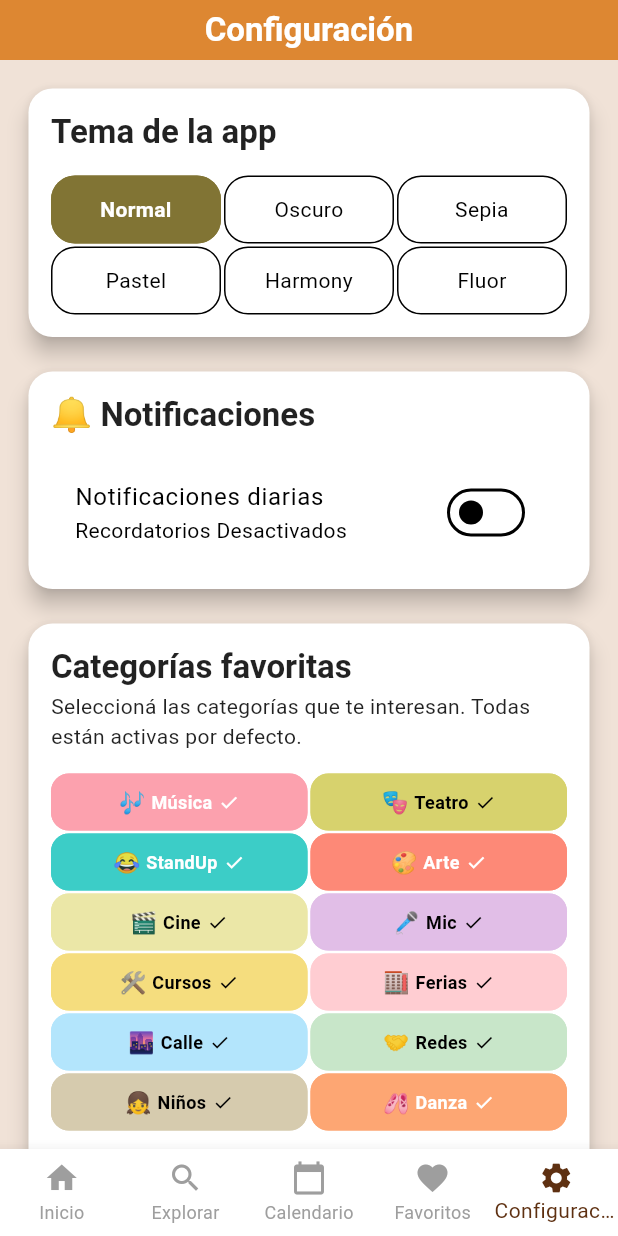
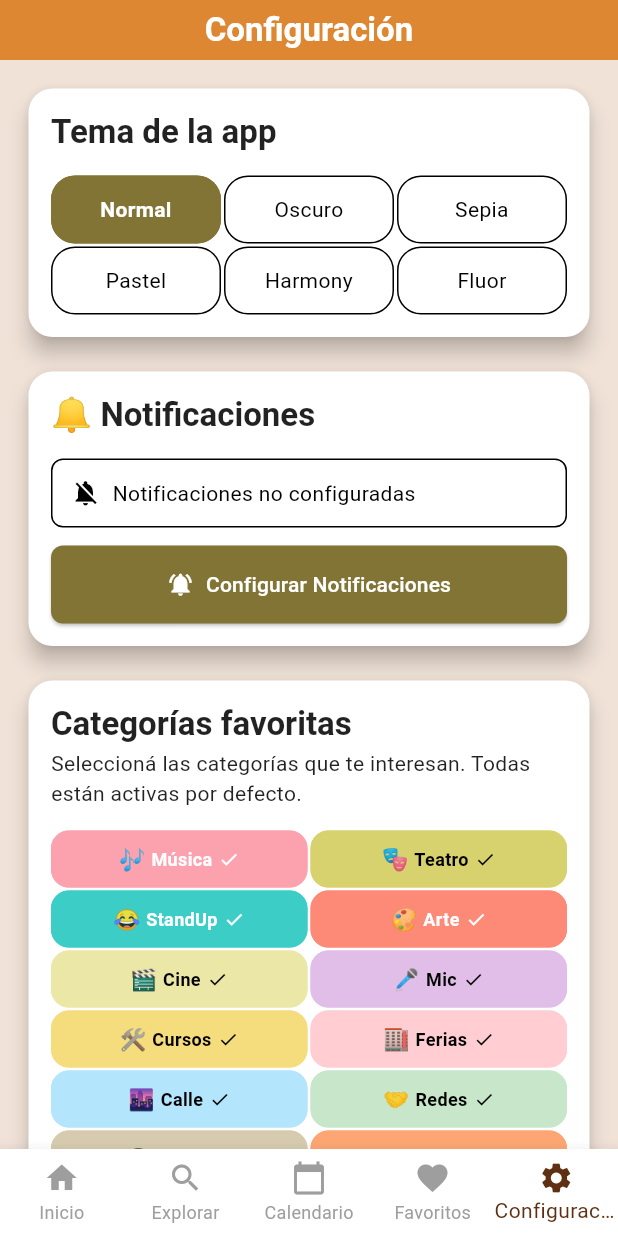
Before and after one commit to MarioLuisP/QueHacemos, a Flutter app: the screen it shows after launch, item 5 of the bottom bar chosen, on a phone screen of 412 x 824 dp. Run offline on Flutter 3.47's test engine with Material 3 defaults, Android fonts, the phone set to English and light mode, and no system bars; our stand-ins replace cached_network_image, cloud_firestore, device_info_plus, firebase_auth, firebase_core, flutter_dotenv and 8 more; missing offline and left inert: app_badge_plus, workmanager; accounts and stored records are empty; network calls fail; statements that could not run were skipped.

Commit message:
add service notif 2º

```diff
--- a/lib/src/pages/settings_page.dart
+++ b/lib/src/pages/settings_page.dart
@@ -4,6 +4,7 @@ import 'package:quehacemos_cba/src/providers/simple_home_provider.dart';
 import './../utils/dimens.dart';
 import './../utils/colors.dart';
 import '../services/notification_service.dart';
+import '../widgets/notification_card_widget.dart';
 import '../models/user_preferences.dart';
 // 🔥 IMPORTS SOLO PARA DESARROLLADOR - ELIMINAR EN PRODUCCIÓN
 import '../data/repositories/event_repository.dart';
@@ -100,83 +101,9 @@ class _SettingsPageState extends State<SettingsPage> {
                 ),
               ),
 
-// ========== CARD 1.5: NOTIFICACIONES ==========
-          const SizedBox(height: AppDimens.paddingMedium),
-          Card(
-            elevation: AppDimens.cardElevation,
-            shape: RoundedRectangleBorder(
-              borderRadius: BorderRadius.circular(AppDimens.borderRadius),
-            ),
-            child: Padding(
-              padding: const EdgeInsets.all(AppDimens.paddingMedium),
-              child: Column(
-                crossAxisAlignment: CrossAxisAlignment.start,
-                children: [
-                  Text(
-                    '🔔 Notificaciones',
-                    style: Theme.of(context)
-                        .textTheme
-                        .titleLarge
-                        ?.copyWith(fontWeight: FontWeight.bold),
-                  ),
-                  const SizedBox(height: AppDimens.paddingMedium),
-                  Builder(
-                    builder: (context) {
-                      return FutureBuilder<bool>(
-                        future: _notificationsFuture,
-                        builder: (context, snap) {
-                          print('FutureBuilder - hasData: ${snap.hasData}, data: ${snap.data}, error: ${snap.error}');
-                          final ready = snap.data ?? false;
-                          return SwitchListTile(
-                            title: const Text('Notificaciones diarias'),
-                            subtitle: Text(ready
-                                ? '✅ Notificaciones activadas'
-                                : 'Recordatorios Desactivados'),  // ← ESTA LÍNEA
-                            value: ready,
-
-                            onChanged: (value) async {
-                              print('SWITCH TOCADO - value: $value');
-                              if (value) {
-                                final android = NotificationService.resolveAndroid();
-                                bool ok = true;
-                                if (android != null) {
-                                  ok = await android.requestNotificationsPermission() ?? false;
-                                }
-                                if (ok) {
-                                  final initialized = await NotificationService.initialize();
-                                  if (initialized) {
-                                    await UserPreferences.setNotificationsReady(true);
-                                    DailyTaskManager().initialize();
-                                    print('✅ Sistema de notificaciones activado');
-                                  } else {
-                                    print('❌ Fallo al inicializar notificaciones');
-                                  }
-                                }
-                              } else {
-                                print('Desactivando notificaciones...');
-                                await Workmanager().cancelAll();
-                                print('WorkManager cancelado');
-                                await UserPreferences.setNotificationsReady(false);
-                                print('Flag seteado a false');
-                                final check = await UserPreferences.getNotificationsReady();
-                                print('Verificación: flag = $check');
-                              }
-
-                              await Future.microtask(() {});
-                              setState(() {
-                                _notificationsFuture = UserPreferences.getNotificationsReady();
-                              });
-                            },
-                          );
-                        },
-                      );
-                    },
-                  ),
-                ],
-              ),
-            ),
-          ),
-
+              // ========== CARD 1.5: NOTIFICACIONES ==========
+              const SizedBox(height: AppDimens.paddingMedium),
+              const NotificationCard(),
 
               // ========== CARD 2: CATEGORÍAS ==========
               const SizedBox(height: AppDimens.paddingMedium),
--- /dev/null
+++ b/lib/src/widgets/notification_card_widget.dart
@@ -0,0 +1,378 @@
+import 'package:flutter/material.dart';
+import '../services/notification_config_service.dart';
+import '../models/user_preferences.dart';
+import '../services/daily_task_manager.dart';
+import '../utils/dimens.dart';
+
+class NotificationCard extends StatefulWidget {
+  const NotificationCard({super.key});
+
+  @override
+  State<NotificationCard> createState() => _NotificationCardState();
+}
+
+class _NotificationCardState extends State<NotificationCard> {
+  @override
+  Widget build(BuildContext context) {
+    return Card(
+      elevation: AppDimens.cardElevation,
+      shape: RoundedRectangleBorder(
+        borderRadius: BorderRadius.circular(AppDimens.borderRadius),
+      ),
+      child: Padding(
+        padding: const EdgeInsets.all(AppDimens.paddingMedium),
+        child: Column(
+          crossAxisAlignment: CrossAxisAlignment.start,
+          children: [
+            Text(
+              '🔔 Notificaciones',
+              style: Theme.of(context)
+                  .textTheme
+                  .titleLarge
+                  ?.copyWith(fontWeight: FontWeight.bold),
+            ),
+            const SizedBox(height: AppDimens.paddingMedium),
+            FutureBuilder<bool>(
+              future: NotificationConfigurationService.isAlreadyConfigured(),
+              builder: (context, snapshot) {
+                final isConfigured = snapshot.data ?? false;
+
+                // Si ya está configurado, mostrar toggle simple
+                if (isConfigured) {
+                  return _buildConfiguredNotificationToggle();
+                }
+
+                // Si no está configurado, mostrar botón de configuración
+                return _buildNotificationConfigurationButton();
+              },
+            ),
+          ],
+        ),
+      ),
+    );
+  }
+
+  /// Toggle simple para cuando las notificaciones ya están configuradas
+  Widget _buildConfiguredNotificationToggle() {
+    return FutureBuilder<bool>(
+      future: UserPreferences.getNotificationsReady(),
+      builder: (context, snapshot) {
+        final isEnabled = snapshot.data ?? false;
+
+        return SwitchListTile(
+          title: const Text('Notificaciones diarias'),
+          subtitle: Text(isEnabled
+              ? '✅ Notificaciones activadas'
+              : '⏸️ Notificaciones pausadas'),
+          value: isEnabled,
+          onChanged: (value) async {
+            if (value) {
+              // Reactivar notificaciones
+              await UserPreferences.setNotificationsReady(true);
+              DailyTaskManager().initialize();
+              print('✅ Notificaciones reactivadas');
+            } else {
+              // Pausar notificaciones
+              await NotificationConfigurationService.disableNotifications();
+              print('⏸️ Notificaciones pausadas');
+            }
+            setState(() {});
+          },
+        );
+      },
+    );
+  }
+
+  /// Botón de configuración inicial para cuando no están configuradas
+  Widget _buildNotificationConfigurationButton() {
+    return Column(
+      crossAxisAlignment: CrossAxisAlignment.stretch,
+      children: [
+        // Estado actual
+        Container(
+          padding: const EdgeInsets.all(12),
+          decoration: BoxDecoration(
+            color: Theme.of(context).colorScheme.surface,
+            borderRadius: BorderRadius.circular(8),
+            border: Border.all(
+              color: Theme.of(context).dividerColor,
+              width: 1,
+            ),
+          ),
+          child: Row(
+            children: [
+              Icon(
+                Icons.notifications_off,
+                color: Theme.of(context).colorScheme.onSurfaceVariant,
+                size: 20,
+              ),
+              const SizedBox(width: 8),
+              Text(
+                'Notificaciones no configuradas',
+                style: Theme.of(context).textTheme.bodyMedium?.copyWith(
+                  color: Theme.of(context).colorScheme.onSurfaceVariant,
+                ),
+              ),
+            ],
+          ),
+        ),
+
+        const SizedBox(height: 12),
+
+        // Botón de configuración
+        _NotificationConfigButton(
+          onConfigurationChanged: () {
+            // Actualizar el FutureBuilder padre
+            setState(() {});
+          },
+        ),
+      ],
+    );
+  }
+}
+
+// WIDGET DEDICADO PARA EL BOTÓN DE CONFIGURACIÓN
+class _NotificationConfigButton extends StatefulWidget {
+  final VoidCallback onConfigurationChanged;
+
+  const _NotificationConfigButton({
+    required this.onConfigurationChanged,
+  });
+
+  @override
+  State<_NotificationConfigButton> createState() => _NotificationConfigButtonState();
+}
+
+class _NotificationConfigButtonState extends State<_NotificationConfigButton> {
+  NotificationConfigState _currentState = NotificationConfigState.idle;
+  bool _isProcessing = false;
+
+  @override
+  Widget build(BuildContext context) {
+    return Column(
+      crossAxisAlignment: CrossAxisAlignment.stretch,
+      children: [
+        // Botón principal
+        ElevatedButton.icon(
+          onPressed: _isProcessing ? null : _handleConfigurePress,
+          icon: _buildButtonIcon(),
+          label: Text(_buildButtonText()),
+          style: ElevatedButton.styleFrom(
+            padding: const EdgeInsets.symmetric(vertical: 16),
+            shape: RoundedRectangleBorder(
+              borderRadius: BorderRadius.circular(8),
+            ),
+            backgroundColor: _getButtonColor(context),
+            foregroundColor: _getButtonTextColor(context),
+          ),
+        ),
+
+        // Mensaje de estado
+        if (_currentState != NotificationConfigState.idle)
+          Padding(
+            padding: const EdgeInsets.only(top: 8),
+            child: _buildStateMessage(context),
+          ),
+
+        // Botón de reintento para errores
+        if (_isErrorState() && !_isProcessing)
+          Padding(
+            padding: const EdgeInsets.only(top: 8),
+            child: TextButton.icon(
+              onPressed: _handleRetry,
+              icon: const Icon(Icons.refresh, size: 16),
+              label: const Text('Reintentar'),
+            ),
+          ),
+      ],
+    );
+  }
+
+  Future<void> _handleConfigurePress() async {
+    if (_isProcessing) return;
+
+    setState(() {
+      _isProcessing = true;
+      _currentState = NotificationConfigState.detectingPlatform;
+    });
+
+    try {
+      final result = await NotificationConfigurationService.configureNotifications();
+
+      setState(() {
+        _currentState = result;
+        _isProcessing = false;
+      });
+
+      // Si fue exitoso, notificar al padre para que se actualice
+      if (result == NotificationConfigState.success) {
+        await Future.delayed(const Duration(seconds: 2));
+        widget.onConfigurationChanged();
+      }
+    } catch (e) {
+      print('💥 Error inesperado en configuración: $e');
+      setState(() {
+        _currentState = NotificationConfigState.errorUnknown;
+        _isProcessing = false;
+      });
+    }
+  }
+
+  void _handleRetry() {
+    setState(() {
+      _currentState = NotificationConfigState.idle;
+    });
+  }
+
+  Widget _buildButtonIcon() {
+    if (_isProcessing) {
+      return SizedBox(
+        width: 16,
+        height: 16,
+        child: CircularProgressIndicator(
+          strokeWidth: 2,
+          valueColor: AlwaysStoppedAnimation<Color>(
+            _getButtonTextColor(context),
+          ),
+        ),
+      );
+    }
+
+    switch (_currentState) {
+      case NotificationConfigState.success:
+        return const Icon(Icons.check_circle);
+      case NotificationConfigState.errorPermissionDenied:
+      case NotificationConfigState.errorInitializationFailed:
+      case NotificationConfigState.errorWorkManagerFailed:
+      case NotificationConfigState.errorUnknown:
+        return const Icon(Icons.error);
+      default:
+        return const Icon(Icons.notifications_active);
+    }
+  }
+
+  String _buildButtonText() {
+    if (_isProcessing) {
+      switch (_currentState) {
+        case NotificationConfigState.detectingPlatform:
+          return 'Detectando dispositivo...';
+        case NotificationConfigState.requestingPermissions:
+          return 'Pidiendo permisos...';
+        case NotificationConfigState.initializingService:
+          return 'Configurando servicio...';
+        case NotificationConfigState.configuringWorkManager:
+          return 'Configurando tareas...';
+        case NotificationConfigState.savingPreferences:
+          return 'Finalizando...';
+        default:
+          return 'Configurando...';
+      }
+    }
+
+    switch (_currentState) {
+      case NotificationConfigState.success:
+        return '¡Configurado exitosamente!';
+      case NotificationConfigState.errorPermissionDenied:
+        return 'Permisos denegados';
+      case NotificationConfigState.errorInitializationFailed:
+        return 'Error de configuración';
+      case NotificationConfigState.errorWorkManagerFailed:
+        return 'Error en tareas programadas';
+      case NotificationConfigState.errorUnknown:
+        return 'Error inesperado';
+      default:
+        return 'Configurar Notificaciones';
+    }
+  }
+
+  Widget _buildStateMessage(BuildContext context) {
+    final message = _getStateMessage();
+    final isError = _isErrorState();
+
+    return Container(
+      padding: const EdgeInsets.all(8),
+      decoration: BoxDecoration(
+        color: isError
+            ? Theme.of(context).colorScheme.errorContainer.withOpacity(0.5)
+            : Theme.of(context).colorScheme.primaryContainer.withOpacity(0.5),
+        borderRadius: BorderRadius.circular(6),
+      ),
+      child: Row(
+        children: [
+          Icon(
+            isError ? Icons.warning_amber : Icons.info,
+            size: 16,
+            color: isError
+                ? Theme.of(context).colorScheme.error
+                : Theme.of(context).colorScheme.primary,
+          ),
+          const SizedBox(width: 8),
+          Expanded(
+            child: Text(
+              message,
+              style: Theme.of(context).textTheme.bodySmall?.copyWith(
+                color: isError
+                    ? Theme.of(context).colorScheme.error
+                    : Theme.of(context).colorScheme.primary,
+              ),
+            ),
+          ),
+        ],
+      ),
+    );
+  }
+
+  String _getStateMessage() {
+    switch (_currentState) {
+      case NotificationConfigState.success:
+        return 'Las notificaciones están configuradas y listas para usar.';
+      case NotificationConfigState.errorPermissionDenied:
+        return 'Los permisos de notificación fueron denegados. Ve a Configuración > Apps para habilitarlos.';
+      case NotificationConfigState.errorInitializationFailed:
+        return 'No se pudo inicializar el sistema de notificaciones.';
+      case NotificationConfigState.errorWorkManagerFailed:
+        return 'Error configurando las tareas programadas.';
+      case NotificationConfigState.errorUnknown:
+        return 'Ocurrió un error inesperado. Revisa los logs para más detalles.';
+      default:
+        return 'Configurando el sistema de notificaciones...';
+    }
+  }
+
+  Color _getButtonColor(BuildContext context) {
+    switch (_currentState) {
+      case NotificationConfigState.success:
+        return Theme.of(context).colorScheme.primaryContainer;
+      case NotificationConfigState.errorPermissionDenied:
+      case NotificationConfigState.errorInitializationFailed:
+      case NotificationConfigState.errorWorkManagerFailed:
+      case NotificationConfigState.errorUnknown:
+        return Theme.of(context).colorScheme.errorContainer;
+      default:
+        return Theme.of(context).colorScheme.primaryContainer;
+    }
+  }
+
+  Color _getButtonTextColor(BuildContext context) {
+    switch (_currentState) {
+      case NotificationConfigState.success:
+        return Theme.of(context).colorScheme.onPrimaryContainer;
+      case NotificationConfigState.errorPermissionDenied:
+      case NotificationConfigState.errorInitializationFailed:
+      case NotificationConfigState.errorWorkManagerFailed:
+      case NotificationConfigState.errorUnknown:
+        return Theme.of(context).colorScheme.onErrorContainer;
+      default:
+        return Theme.of(context).colorScheme.onPrimaryContainer;
+    }
+  }
+
+  bool _isErrorState() {
+    return [
+      NotificationConfigState.errorPermissionDenied,
+      NotificationConfigState.errorInitializationFailed,
+      NotificationConfigState.errorWorkManagerFailed,
+      NotificationConfigState.errorUnknown,
+    ].contains(_currentState);
+  }
+}
```
